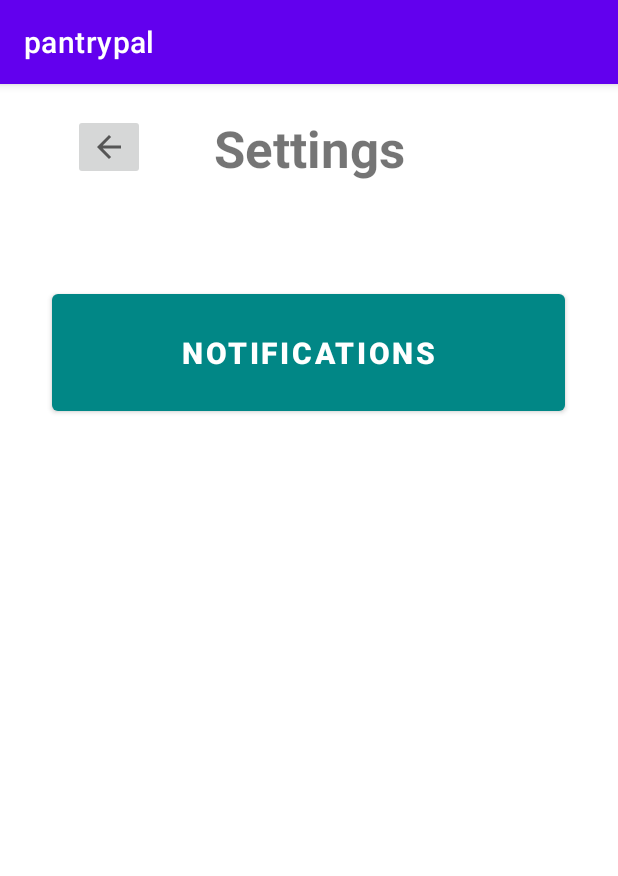
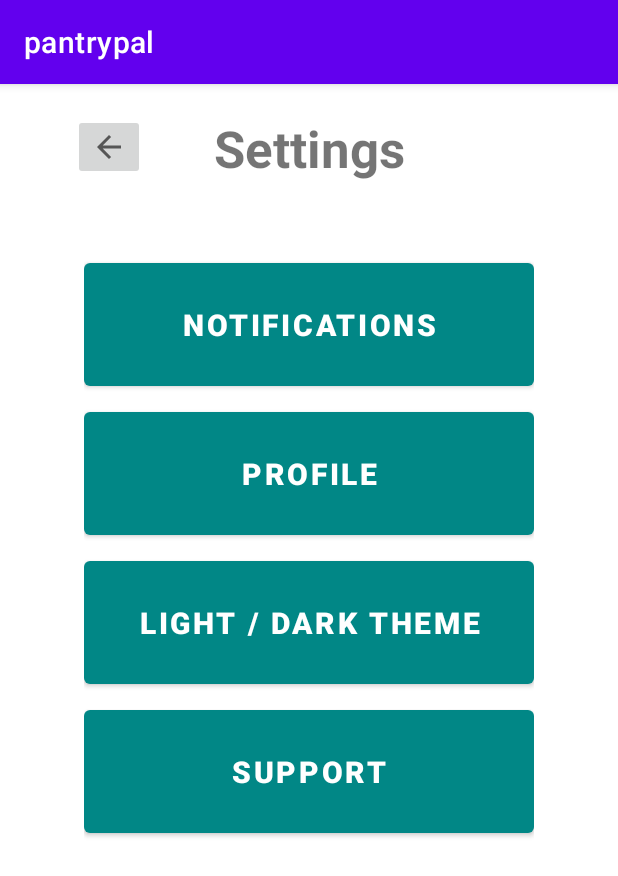
Before and after one commit to looseleif/pantrypal, an Android app: the Settings screen opened directly, with no data from a screen before it, on a phone screen of 412 x 824 dp. Shown: the top 876 px of the screen. Run offline under Robolectric (Android 15) with nearby library versions, the phone set to English and light mode, and no system bars.

Commit message:
better settings design

```diff
--- a/development_android_studio/app/src/main/res/layout/activity_notifications.xml
+++ b/development_android_studio/app/src/main/res/layout/activity_notifications.xml
@@ -35,15 +35,15 @@
         android:id="@+id/frequency"
         android:layout_width="270dp"
         android:layout_height="326dp"
+        android:scaleX="1.5"
+        android:scaleY="1.5"
+        android:textSize="20sp"
         app:layout_constraintBottom_toBottomOf="parent"
         app:layout_constraintEnd_toEndOf="parent"
-        app:layout_constraintHorizontal_bias="0.496"
+        app:layout_constraintHorizontal_bias="0.687"
         app:layout_constraintStart_toStartOf="parent"
         app:layout_constraintTop_toTopOf="parent"
-        app:layout_constraintVertical_bias="0.338"
-        android:scaleX="1.5"
-        android:scaleY="1.5"
-        android:textSize="20sp">
+        app:layout_constraintVertical_bias="0.585">
 
         <RadioButton
             android:id="@+id/daily"
--- a/development_android_studio/app/src/main/res/layout/activity_settings.xml
+++ b/development_android_studio/app/src/main/res/layout/activity_settings.xml
@@ -19,20 +19,6 @@
         app:layout_constraintStart_toStartOf="parent"
         app:layout_constraintTop_toTopOf="parent" />
 
-    <Button
-        android:id="@+id/notifications_button"
-        android:layout_width="342dp"
-        android:layout_height="90dp"
-        android:layout_marginBottom="544dp"
-        android:text="Notifications"
-        android:textSize="20sp"
-        android:textStyle="bold"
-        app:backgroundTint="@color/teal_700"
-        app:layout_constraintBottom_toBottomOf="parent"
-        app:layout_constraintEnd_toEndOf="parent"
-        app:layout_constraintHorizontal_bias="0.492"
-        app:layout_constraintStart_toStartOf="parent" />
-
     <ImageButton
         android:id="@+id/settings_back_button"
         android:layout_width="wrap_content"
@@ -44,4 +30,55 @@
         app:layout_constraintStart_toStartOf="parent"
         app:layout_constraintTop_toTopOf="parent" />
 
+    <LinearLayout
+        android:layout_width="300dp"
+        android:layout_height="541dp"
+        android:orientation="vertical"
+        app:layout_constraintBottom_toBottomOf="parent"
+        app:layout_constraintEnd_toEndOf="parent"
+        app:layout_constraintStart_toStartOf="parent"
+        app:layout_constraintTop_toTopOf="parent">
+
+        <Button
+            android:id="@+id/notifications_button"
+            android:layout_width="match_parent"
+            android:layout_height="94dp"
+            android:layout_marginBottom="5dp"
+            android:text="Notifications"
+            android:textSize="20sp"
+            android:textStyle="bold"
+            app:backgroundTint="@color/teal_700" />
+
+        <Button
+            android:id="@+id/profile"
+            android:layout_width="match_parent"
+            android:layout_height="94dp"
+            android:layout_marginBottom="5dp"
+            android:text="Profile"
+            android:textSize="20sp"
+            android:textStyle="bold"
+            app:backgroundTint="@color/teal_700" />
+
+        <Button
+            android:id="@+id/lightDark"
+            android:layout_width="match_parent"
+            android:layout_height="94dp"
+            android:layout_marginBottom="5dp"
+            android:text="Light / Dark Theme"
+            android:textSize="20sp"
+            android:textStyle="bold"
+            app:backgroundTint="@color/teal_700" />
+
+        <Button
+            android:id="@+id/support"
+            android:layout_width="match_parent"
+            android:layout_height="94dp"
+            android:layout_marginBottom="5dp"
+            android:text="Support"
+            android:textSize="20sp"
+            android:textStyle="bold"
+            app:backgroundTint="@color/teal_700" />
+
+    </LinearLayout>
+
 </androidx.constraintlayout.widget.ConstraintLayout>
```
